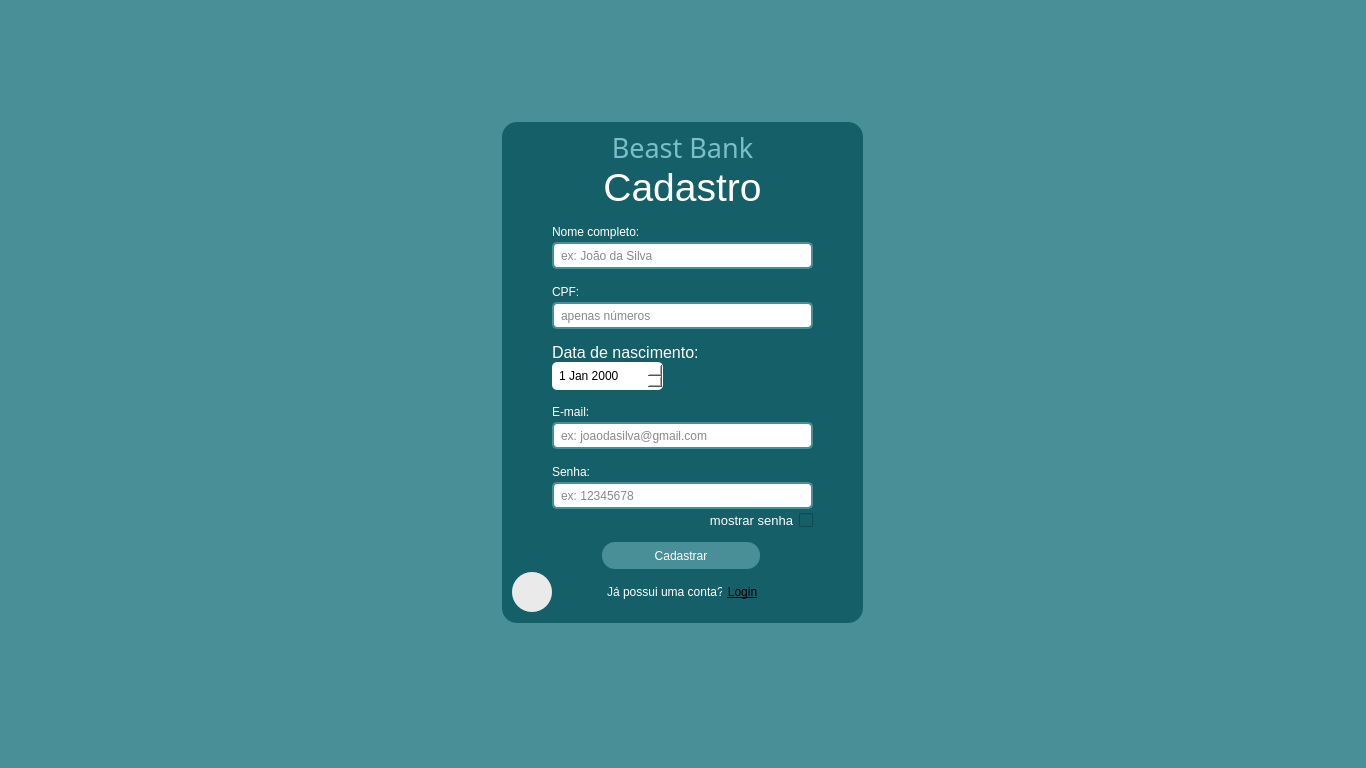
This is banco/ui/2_cadastro_screen.ui in JoaoVitorMoreiraPassos/Banco_POO2 as Qt 5 draws it before an edit. The edited form follows.
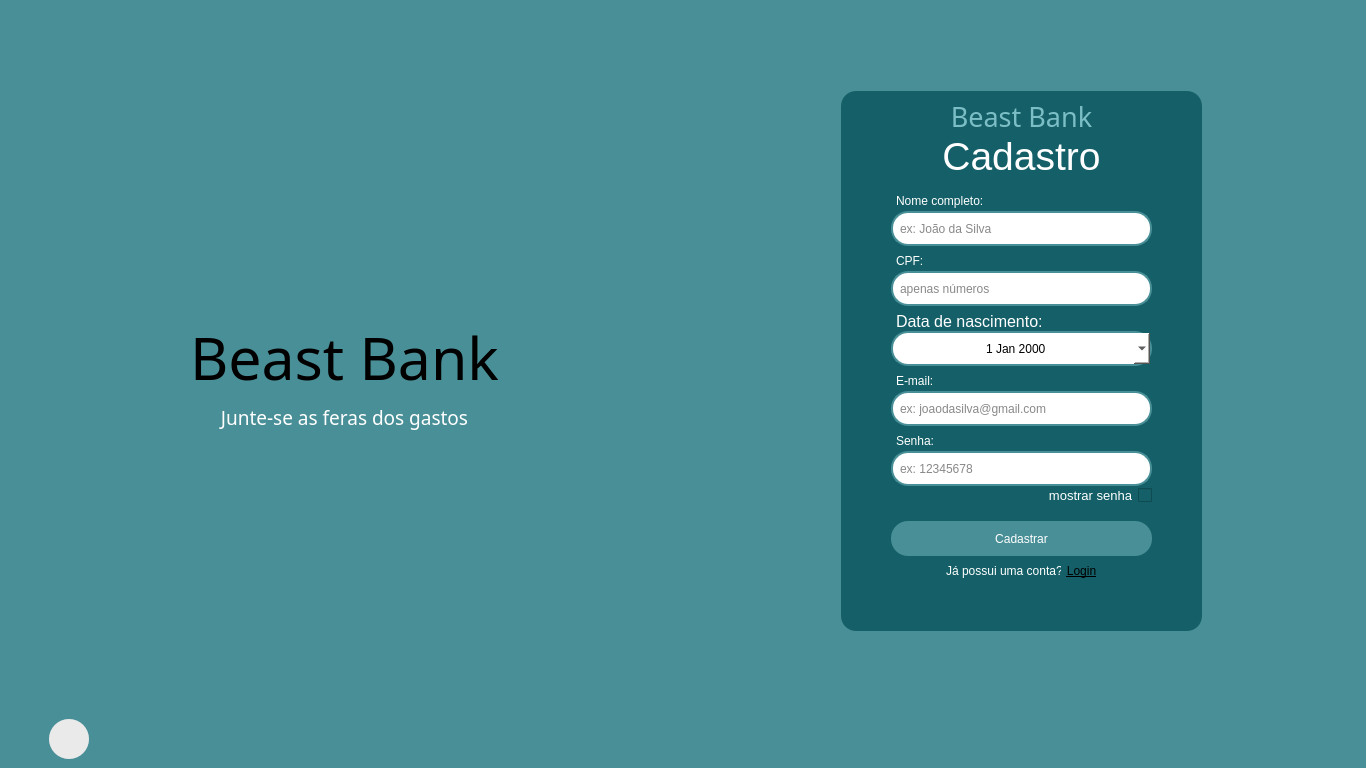
This is the edited form.

The edit to the form file:
```diff
--- a/banco/ui/2_cadastro_screen.ui
+++ b/banco/ui/2_cadastro_screen.ui
@@ -19,11 +19,154 @@
   <widget class="QWidget" name="centralwidget">
    <layout class="QGridLayout" name="gridLayout">
     <item row="0" column="0">
+     <widget class="QFrame" name="frame_3">
+      <property name="styleSheet">
+       <string notr="true">border: 0px</string>
+      </property>
+      <property name="frameShape">
+       <enum>QFrame::StyledPanel</enum>
+      </property>
+      <property name="frameShadow">
+       <enum>QFrame::Raised</enum>
+      </property>
+      <layout class="QGridLayout" name="gridLayout_3">
+       <item row="0" column="0">
+        <widget class="QLabel" name="label_9">
+         <property name="maximumSize">
+          <size>
+           <width>16777215</width>
+           <height>600</height>
+          </size>
+         </property>
+         <property name="font">
+          <font>
+           <family>Suruma</family>
+           <pointsize>44</pointsize>
+          </font>
+         </property>
+         <property name="styleSheet">
+          <string notr="true">border: 0px</string>
+         </property>
+         <property name="text">
+          <string>Beast Bank</string>
+         </property>
+         <property name="alignment">
+          <set>Qt::AlignBottom|Qt::AlignHCenter</set>
+         </property>
+        </widget>
+       </item>
+       <item row="1" column="0">
+        <widget class="QLabel" name="label_8">
+         <property name="maximumSize">
+          <size>
+           <width>16777215</width>
+           <height>300</height>
+          </size>
+         </property>
+         <property name="font">
+          <font>
+           <family>Fira Code Light</family>
+           <pointsize>14</pointsize>
+          </font>
+         </property>
+         <property name="styleSheet">
+          <string notr="true">color:  #fff;</string>
+         </property>
+         <property name="text">
+          <string>Junte-se as feras dos gastos</string>
+         </property>
+         <property name="alignment">
+          <set>Qt::AlignHCenter|Qt::AlignTop</set>
+         </property>
+        </widget>
+       </item>
+      </layout>
+     </widget>
+    </item>
+    <item row="1" column="0">
+     <widget class="QFrame" name="frame_4">
+      <property name="maximumSize">
+       <size>
+        <width>16777215</width>
+        <height>40</height>
+       </size>
+      </property>
+      <property name="layoutDirection">
+       <enum>Qt::LeftToRight</enum>
+      </property>
+      <property name="styleSheet">
+       <string notr="true">border: 0px</string>
+      </property>
+      <property name="frameShape">
+       <enum>QFrame::StyledPanel</enum>
+      </property>
+      <property name="frameShadow">
+       <enum>QFrame::Raised</enum>
+      </property>
+      <widget class="QLabel" name="img">
+       <property name="geometry">
+        <rect>
+         <x>40</x>
+         <y>0</y>
+         <width>40</width>
+         <height>40</height>
+        </rect>
+       </property>
+       <property name="cursor">
+        <cursorShape>PointingHandCursor</cursorShape>
+       </property>
+       <property name="styleSheet">
+        <string notr="true">background-color: rgb(243, 243, 243);
+border-radius: 20px;</string>
+       </property>
+       <property name="text">
+        <string/>
+       </property>
+       <property name="alignment">
+        <set>Qt::AlignCenter</set>
+       </property>
+      </widget>
+      <widget class="QPushButton" name="voltar">
+       <property name="geometry">
+        <rect>
+         <x>40</x>
+         <y>0</y>
+         <width>40</width>
+         <height>40</height>
+        </rect>
+       </property>
+       <property name="cursor">
+        <cursorShape>PointingHandCursor</cursorShape>
+       </property>
+       <property name="styleSheet">
+        <string notr="true">background-color: rgba(200, 200, 200, 51);
+border-radius: 20px;
+</string>
+       </property>
+       <property name="text">
+        <string/>
+       </property>
+      </widget>
+     </widget>
+    </item>
+    <item row="0" column="1">
+     <widget class="QFrame" name="frame_2">
+      <property name="styleSheet">
+       <string notr="true">border: 0px</string>
+      </property>
+      <property name="frameShape">
+       <enum>QFrame::StyledPanel</enum>
+      </property>
+      <property name="frameShadow">
+       <enum>QFrame::Raised</enum>
+      </property>
+      <layout class="QGridLayout" name="gridLayout_2">
+       <item row="0" column="0">
      <widget class="QFrame" name="frame">
       <property name="maximumSize">
        <size>
         <width>361</width>
-        <height>501</height>
+           <height>540</height>
        </size>
       </property>
       <property name="styleSheet">
@@ -73,7 +216,7 @@
          <x>50</x>
          <y>120</y>
          <width>261</width>
-         <height>27</height>
+            <height>35</height>
         </rect>
        </property>
        <property name="focusPolicy">
@@ -84,7 +227,7 @@
 	background-color: #fff;
 	color: #111;
 	padding-left: 5px;
-	border-radius: 5px;
+	border-radius: 17px;
 	border: 2px solid #498f97;
 }
 
@@ -99,10 +242,10 @@
       <widget class="QPushButton" name="btn_cadastro">
        <property name="geometry">
         <rect>
-         <x>100</x>
-         <y>420</y>
-         <width>158</width>
-         <height>27</height>
+            <x>50</x>
+            <y>430</y>
+            <width>261</width>
+            <height>35</height>
         </rect>
        </property>
        <property name="cursor">
@@ -112,7 +255,7 @@
         <string notr="true">QPushButton {
 
 	background-color: #498f97;
-	border-radius: 13px;
+	border-radius: 17px;
 	color: #fff
 }
 
@@ -129,8 +272,8 @@
        <property name="geometry">
         <rect>
          <x>105</x>
-         <y>460</y>
-         <width>131</width>
+            <y>470</y>
+            <width>115</width>
          <height>19</height>
         </rect>
        </property>
@@ -150,7 +293,7 @@
        <property name="geometry">
         <rect>
          <x>220</x>
-         <y>460</y>
+            <y>470</y>
          <width>41</width>
          <height>20</height>
         </rect>
@@ -202,7 +345,7 @@
          <x>50</x>
          <y>180</y>
          <width>261</width>
-         <height>27</height>
+            <height>35</height>
         </rect>
        </property>
        <property name="styleSheet">
@@ -210,7 +353,7 @@
 	background-color: #fff;
 	color: #111;
 	padding-left: 5px;
-	border-radius: 5px;
+	border-radius: 17px;
 	border: 2px solid #498f97;
 }
 
@@ -228,7 +371,7 @@
          <x>50</x>
          <y>300</y>
          <width>261</width>
-         <height>27</height>
+            <height>35</height>
         </rect>
        </property>
        <property name="styleSheet">
@@ -236,7 +379,7 @@
 	background-color: #fff;
 	color: #111;
 	padding-left: 5px;
-	border-radius: 5px;
+	border-radius: 17px;
 	border: 2px solid #498f97;
 }
 
@@ -257,7 +400,7 @@
          <x>50</x>
          <y>360</y>
          <width>261</width>
-         <height>27</height>
+            <height>35</height>
         </rect>
        </property>
        <property name="styleSheet">
@@ -265,7 +408,7 @@
 	background-color: #fff;
 	color: #111;
 	padding-left: 5px;
-	border-radius: 5px;
+	border-radius: 17px;
 	border: 2px solid #498f97;
 }
 
@@ -288,15 +431,25 @@
         <rect>
          <x>50</x>
          <y>240</y>
-         <width>111</width>
-         <height>28</height>
+            <width>261</width>
+            <height>35</height>
         </rect>
        </property>
        <property name="styleSheet">
-        <string notr="true">background-color: #fff;
-border-radius: 5px;
-padding-left: 5px
-</string>
+           <string notr="true">QDateEdit{
+	background-color: #fff;
+	border-radius: 5px;
+	padding-left: 5px;
+	border-radius: 17px;
+	border: 2px solid #498f97;
+}
+
+QDateEdit:focus{
+	border: 2px ridge rgb(3, 151, 136)
+}</string>
+          </property>
+          <property name="alignment">
+           <set>Qt::AlignCenter</set>
        </property>
        <property name="minimumDate">
         <date>
@@ -305,6 +458,9 @@
          <day>14</day>
         </date>
        </property>
+          <property name="calendarPopup">
+           <bool>true</bool>
+          </property>
        <property name="date">
         <date>
          <year>2000</year>
@@ -316,7 +472,7 @@
       <widget class="QLabel" name="label_3">
        <property name="geometry">
         <rect>
-         <x>50</x>
+            <x>55</x>
          <y>220</y>
          <width>151</width>
          <height>20</height>
@@ -338,7 +494,7 @@
        <property name="geometry">
         <rect>
          <x>180</x>
-         <y>390</y>
+            <y>396</y>
          <width>131</width>
          <height>16</height>
         </rect>
@@ -364,7 +520,7 @@
       <widget class="QLabel" name="label_4">
        <property name="geometry">
         <rect>
-         <x>50</x>
+            <x>55</x>
          <y>340</y>
          <width>72</width>
          <height>19</height>
@@ -380,7 +536,7 @@
       <widget class="QLabel" name="label_5">
        <property name="geometry">
         <rect>
-         <x>50</x>
+            <x>55</x>
          <y>280</y>
          <width>72</width>
          <height>19</height>
@@ -396,7 +552,7 @@
       <widget class="QLabel" name="label_6">
        <property name="geometry">
         <rect>
-         <x>50</x>
+            <x>55</x>
          <y>160</y>
          <width>72</width>
          <height>19</height>
@@ -412,7 +568,7 @@
       <widget class="QLabel" name="label_7">
        <property name="geometry">
         <rect>
-         <x>50</x>
+            <x>55</x>
          <y>100</y>
          <width>131</width>
          <height>19</height>
@@ -425,55 +581,13 @@
         <string>Nome completo:</string>
        </property>
       </widget>
-      <widget class="QLabel" name="img">
-       <property name="geometry">
-        <rect>
-         <x>10</x>
-         <y>450</y>
-         <width>40</width>
-         <height>40</height>
-        </rect>
-       </property>
-       <property name="cursor">
-        <cursorShape>PointingHandCursor</cursorShape>
-       </property>
-       <property name="styleSheet">
-        <string notr="true">background-color: rgb(243, 243, 243);
-border-radius: 20px;</string>
-       </property>
-       <property name="text">
-        <string/>
-       </property>
-       <property name="alignment">
-        <set>Qt::AlignCenter</set>
-       </property>
-      </widget>
-      <widget class="QPushButton" name="voltar">
-       <property name="geometry">
-        <rect>
-         <x>10</x>
-         <y>450</y>
-         <width>40</width>
-         <height>40</height>
-        </rect>
-       </property>
-       <property name="cursor">
-        <cursorShape>PointingHandCursor</cursorShape>
-       </property>
-       <property name="styleSheet">
-        <string notr="true">background-color: rgba(200, 200, 200, 51);
-border-radius: 20px;
-</string>
-       </property>
-       <property name="text">
-        <string/>
-       </property>
-      </widget>
-     </widget>
+        </widget>
+       </item>
+      </layout>
+     </widget>
     </item>
    </layout>
   </widget>
-  <widget class="QStatusBar" name="statusbar"/>
  </widget>
  <resources/>
  <connections/>
```
Lines whose indentation alone changed are shown as unchanged.
